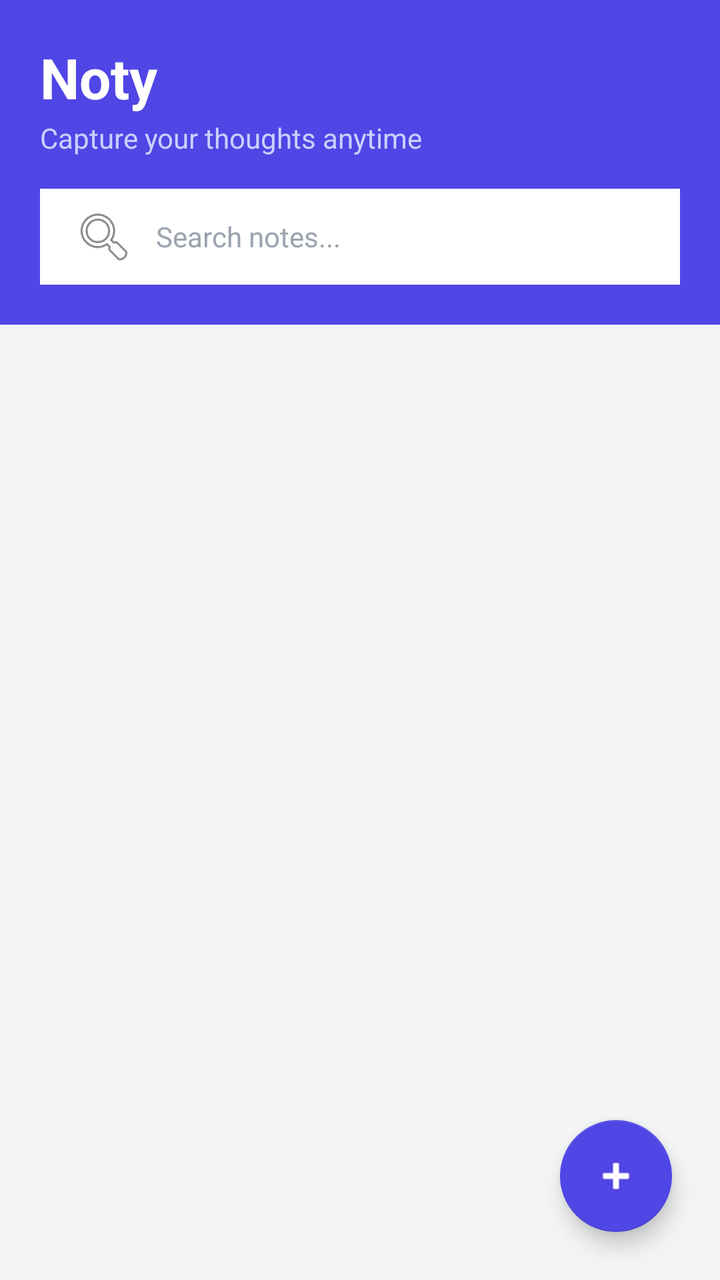
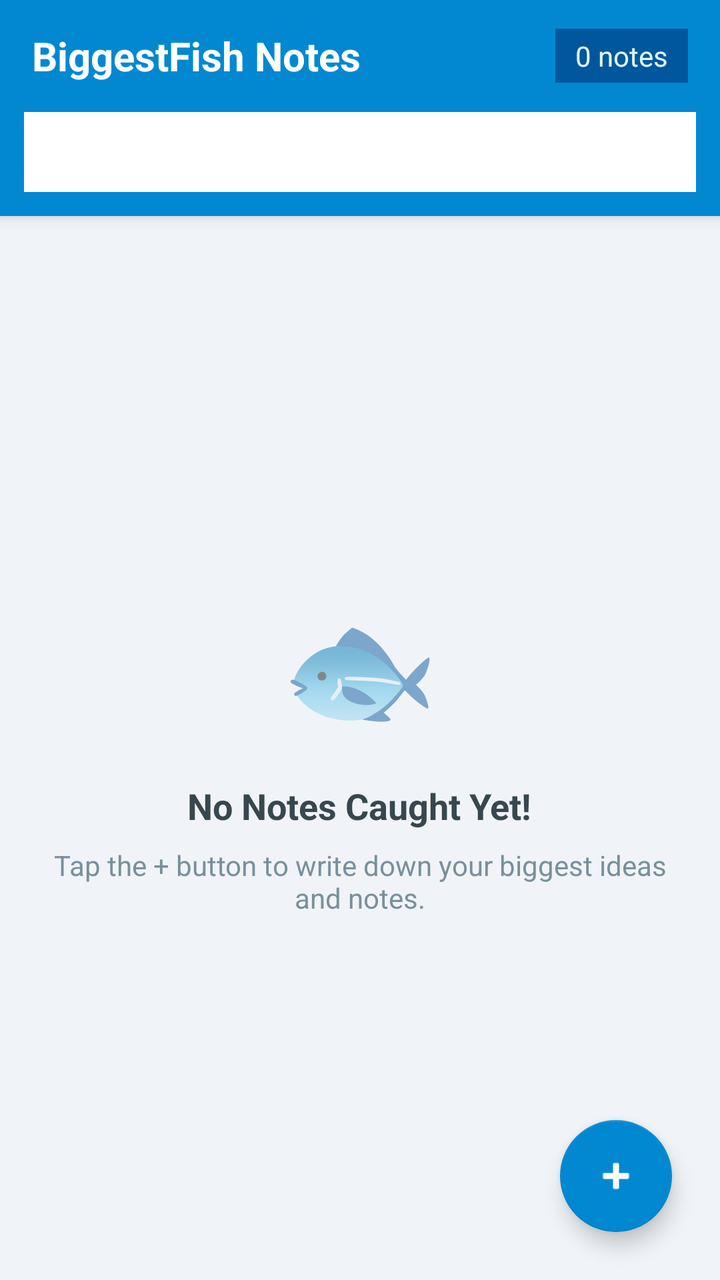

Two renders of the same Android screen: before a commit and after it. Below are the layout's source before the change and the commit's diff.
<!-- AndroidManifest.xml: application theme Theme.BiggestFish -->
<!-- res/layout/activity_main.xml -->
<?xml version="1.0" encoding="utf-8"?>
<androidx.constraintlayout.widget.ConstraintLayout 
    xmlns:android="http://schemas.android.com/apk/res/android"
    xmlns:app="http://schemas.android.com/apk/res-auto"
    android:layout_width="match_parent"
    android:layout_height="match_parent"
    android:background="#F3F4F6">

    
    <LinearLayout
        android:id="@+id/headerLayout"
        android:layout_width="match_parent"
        android:layout_height="wrap_content"
        android:background="#4F46E5"
        android:orientation="vertical"
        android:padding="20dp"
        app:layout_constraintTop_toTopOf="parent">

        <TextView
            android:layout_width="wrap_content"
            android:layout_height="wrap_content"
            android:text="Noty"
            android:textColor="#FFFFFF"
            android:textSize="28sp"
            android:textStyle="bold" />

        <TextView
            android:layout_width="wrap_content"
            android:layout_height="wrap_content"
            android:layout_marginTop="2dp"
            android:text="Capture your thoughts anytime"
            android:textColor="#C7D2FE"
            android:textSize="14sp" />

        
        <EditText
            android:id="@+id/etSearch"
            android:layout_width="match_parent"
            android:layout_height="48dp"
            android:layout_marginTop="16dp"
            android:background="@android:color/white"
            android:drawableStart="@android:drawable/ic_menu_search"
            android:drawablePadding="10dp"
            android:hint="Search notes..."
            android:inputType="text"
            android:paddingHorizontal="16dp"
            android:textColor="#1F2937"
            android:textColorHint="#9CA3AF"
            android:textSize="14sp" />
    </LinearLayout>

    
    <androidx.recyclerview.widget.RecyclerView
        android:id="@+id/recyclerViewNotes"
        android:layout_width="match_parent"
        android:layout_height="0dp"
        android:clipToPadding="false"
        android:padding="8dp"
        app:layout_constraintBottom_toBottomOf="parent"
        app:layout_constraintTop_toBottomOf="@id/headerLayout" />

    
    <LinearLayout
        android:id="@+id/layoutEmpty"
        android:layout_width="wrap_content"
        android:layout_height="wrap_content"
        android:gravity="center"
        android:orientation="vertical"
        android:visibility="gone"
        app:layout_constraintBottom_toBottomOf="parent"
        app:layout_constraintEnd_toEndOf="parent"
        app:layout_constraintStart_toStartOf="parent"
        app:layout_constraintTop_toBottomOf="@id/headerLayout">

        <TextView
            android:layout_width="wrap_content"
            android:layout_height="wrap_content"
            android:text="No notes found"
            android:textColor="#6B7280"
            android:textSize="18sp"
            android:textStyle="bold" />

        <TextView
            android:layout_width="wrap_content"
            android:layout_height="wrap_content"
            android:layout_marginTop="4dp"
            android:text="Tap + to create a new note"
            android:textColor="#9CA3AF"
            android:textSize="14sp" />
    </LinearLayout>

    
    <com.google.android.material.floatingactionbutton.FloatingActionButton
        android:id="@+id/fabAddNote"
        android:layout_width="wrap_content"
        android:layout_height="wrap_content"
        android:layout_margin="24dp"
        android:contentDescription="Add Note"
        android:src="@android:drawable/ic_input_add"
        app:backgroundTint="#4F46E5"
        app:layout_constraintBottom_toBottomOf="parent"
        app:layout_constraintEnd_toEndOf="parent"
        app:tint="#FFFFFF" />

</androidx.constraintlayout.widget.ConstraintLayout>
<!-- resources referenced by this layout -->
<resources>
  <style name="Theme.BiggestFish" parent="Theme.MaterialComponents.DayNight.NoActionBar">
          <item name="colorPrimary">#0288D1</item>
          <item name="colorPrimaryVariant">#01579B</item>
          <item name="colorOnPrimary">#FFFFFF</item>
          <item name="colorSecondary">#00ACC1</item>
          <item name="colorSecondaryVariant">#00838F</item>
          <item name="colorOnSecondary">#FFFFFF</item>
          <item name="android:statusBarColor">#01579B</item>
      </style>
</resources>

<!-- the commit's change to res/layout/activity_main.xml (unified diff, before → after) -->
@@ -1,105 +1,140 @@
 <?xml version="1.0" encoding="utf-8"?>
-<androidx.constraintlayout.widget.ConstraintLayout 
+<androidx.coordinatorlayout.widget.CoordinatorLayout 
     xmlns:android="http://schemas.android.com/apk/res/android"
     xmlns:app="http://schemas.android.com/apk/res-auto"
     android:layout_width="match_parent"
     android:layout_height="match_parent"
-    android:background="#F3F4F6">
+    android:background="#F0F4F8">
 
-    
-    <LinearLayout
-        android:id="@+id/headerLayout"
+    <com.google.android.material.appbar.AppBarLayout
         android:layout_width="match_parent"
         android:layout_height="wrap_content"
-        android:background="#4F46E5"
-        android:orientation="vertical"
-        android:padding="20dp"
-        app:layout_constraintTop_toTopOf="parent">
+        android:theme="@style/ThemeOverlay.AppCompat.Dark.ActionBar">
 
-        <TextView
+        <androidx.appcompat.widget.Toolbar
+            android:id="@+id/toolbar"
+            android:layout_width="match_parent"
+            android:layout_height="?attr/actionBarSize"
+            android:background="#0288D1">
+
+            <LinearLayout
+                android:layout_width="match_parent"
+                android:layout_height="match_parent"
+                android:orientation="horizontal"
+                android:gravity="center_vertical"
+                android:paddingEnd="16dp">
+
+                <TextView
+                    android:layout_width="0dp"
+                    android:layout_height="wrap_content"
+                    android:layout_weight="1"
+                    android:text="BiggestFish Notes"
+                    android:textColor="#FFFFFF"
+                    android:textSize="20sp"
+                    android:textStyle="bold" />
+
+                <TextView
+                    android:id="@+id/tvNoteCount"
+                    android:layout_width="wrap_content"
+                    android:layout_height="wrap_content"
+                    android:text="0 notes"
+                    android:textColor="#E0F7FA"
+                    android:textSize="14sp"
+                    android:background="#01579B"
+                    android:paddingHorizontal="10dp"
+                    android:paddingVertical="4dp" />
+
+            </LinearLayout>
+
+        </androidx.appcompat.widget.Toolbar>
+
+        <LinearLayout
+            android:layout_width="match_parent"
+            android:layout_height="wrap_content"
+            android:background="#0288D1"
+            android:orientation="horizontal"
+            android:paddingStart="12dp"
+            android:paddingEnd="12dp"
+            android:paddingBottom="12dp">
+
+            <EditText
+                android:id="@+id/etSearch"
+                android:layout_width="match_parent"
+                android:layout_height="40dp"
+                android:background="@android:color/white"
+                android:hint="Search notes..."
+                android:paddingStart="12dp"
+                android:paddingEnd="12dp"
+                android:textSize="14sp"
+                android:inputType="text"
+                android:maxLines="1"
+                android:elevation="2dp" />
+
+        </LinearLayout>
+
+    </com.google.android.material.appbar.AppBarLayout>
+
+    <FrameLayout
+        android:layout_width="match_parent"
+        android:layout_height="match_parent"
+        app:layout_behavior="com.google.android.material.appbar.AppBarLayout$ScrollingViewBehavior">
+
+        <androidx.recyclerview.widget.RecyclerView
+            android:id="@+id/recyclerViewNotes"
+            android:layout_width="match_parent"
+            android:layout_height="match_parent"
+            android:clipToPadding="false"
+            android:paddingTop="8dp"
+            android:paddingBottom="88dp"
+            android:paddingStart="8dp"
+            android:paddingEnd="8dp" />
+
+        <LinearLayout
+            android:id="@+id/layoutEmpty"
             android:layout_width="wrap_content"
             android:layout_height="wrap_content"
-            android:text="Noty"
-            android:textColor="#FFFFFF"
-            android:textSize="28sp"
-            android:textStyle="bold" />
+            android:layout_gravity="center"
+            android:gravity="center"
+            android:orientation="vertical"
+            android:padding="24dp">
 
-        <TextView
-            android:layout_width="wrap_content"
-            android:layout_height="wrap_content"
-            android:layout_marginTop="2dp"
-            android:text="Capture your thoughts anytime"
-            android:textColor="#C7D2FE"
-            android:textSize="14sp" />
+            <TextView
+                android:layout_width="wrap_content"
+                android:layout_height="wrap_content"
+                android:text="🐟"
+                android:textSize="64sp" />
 
-        
-        <EditText
-            android:id="@+id/etSearch"
-            android:layout_width="match_parent"
-            android:layout_height="48dp"
-            android:layout_marginTop="16dp"
-            android:background="@android:color/white"
-            android:drawableStart="@android:drawable/ic_menu_search"
-            android:drawablePadding="10dp"
-            android:hint="Search notes..."
-            android:inputType="text"
-            android:paddingHorizontal="16dp"
-            android:textColor="#1F2937"
-            android:textColorHint="#9CA3AF"
-            android:textSize="14sp" />
-    </LinearLayout>
+            <TextView
+                android:layout_width="wrap_content"
+                android:layout_height="wrap_content"
+                android:layout_marginTop="16dp"
+                android:text="No Notes Caught Yet!"
+                android:textColor="#37474F"
+                android:textSize="18sp"
+                android:textStyle="bold" />
 
-    
-    <androidx.recyclerview.widget.RecyclerView
-        android:id="@+id/recyclerViewNotes"
-        android:layout_width="match_parent"
-        android:layout_height="0dp"
-        android:clipToPadding="false"
-        android:padding="8dp"
-        app:layout_constraintBottom_toBottomOf="parent"
-        app:layout_constraintTop_toBottomOf="@id/headerLayout" />
+            <TextView
+                android:layout_width="wrap_content"
+                android:layout_height="wrap_content"
+                android:layout_marginTop="8dp"
+                android:gravity="center"
+                android:text="Tap the + button to write down your biggest ideas and notes."
+                android:textColor="#78909C"
+                android:textSize="14sp" />
 
-    
-    <LinearLayout
-        android:id="@+id/layoutEmpty"
+        </LinearLayout>
+
+    </FrameLayout>
+
+    <com.google.android.material.floatingactionbutton.FloatingActionButton
+        android:id="@+id/fabAdd"
         android:layout_width="wrap_content"
         android:layout_height="wrap_content"
-        android:gravity="center"
-        android:orientation="vertical"
-        android:visibility="gone"
-        app:layout_constraintBottom_toBottomOf="parent"
-        app:layout_constraintEnd_toEndOf="parent"
-        app:layout_constraintStart_toStartOf="parent"
-        app:layout_constraintTop_toBottomOf="@id/headerLayout">
-
-        <TextView
-            android:layout_width="wrap_content"
-            android:layout_height="wrap_content"
-            android:text="No notes found"
-            android:textColor="#6B7280"
-            android:textSize="18sp"
-            android:textStyle="bold" />
-
-        <TextView
-            android:layout_width="wrap_content"
-            android:layout_height="wrap_content"
-            android:layout_marginTop="4dp"
-            android:text="Tap + to create a new note"
-            android:textColor="#9CA3AF"
-            android:textSize="14sp" />
-    </LinearLayout>
-
-    
-    <com.google.android.material.floatingactionbutton.FloatingActionButton
-        android:id="@+id/fabAddNote"
-        android:layout_width="wrap_content"
-        android:layout_height="wrap_content"
+        android:layout_gravity="bottom|end"
         android:layout_margin="24dp"
         android:contentDescription="Add Note"
-        android:src="@android:drawable/ic_input_add"
-        app:backgroundTint="#4F46E5"
-        app:layout_constraintBottom_toBottomOf="parent"
-        app:layout_constraintEnd_toEndOf="parent"
-        app:tint="#FFFFFF" />
+        app:backgroundTint="#0288D1"
+        app:tint="#FFFFFF"
+        app:srcCompat="@android:drawable/ic_input_add" />
 
-</androidx.constraintlayout.widget.ConstraintLayout>
+</androidx.coordinatorlayout.widget.CoordinatorLayout>
